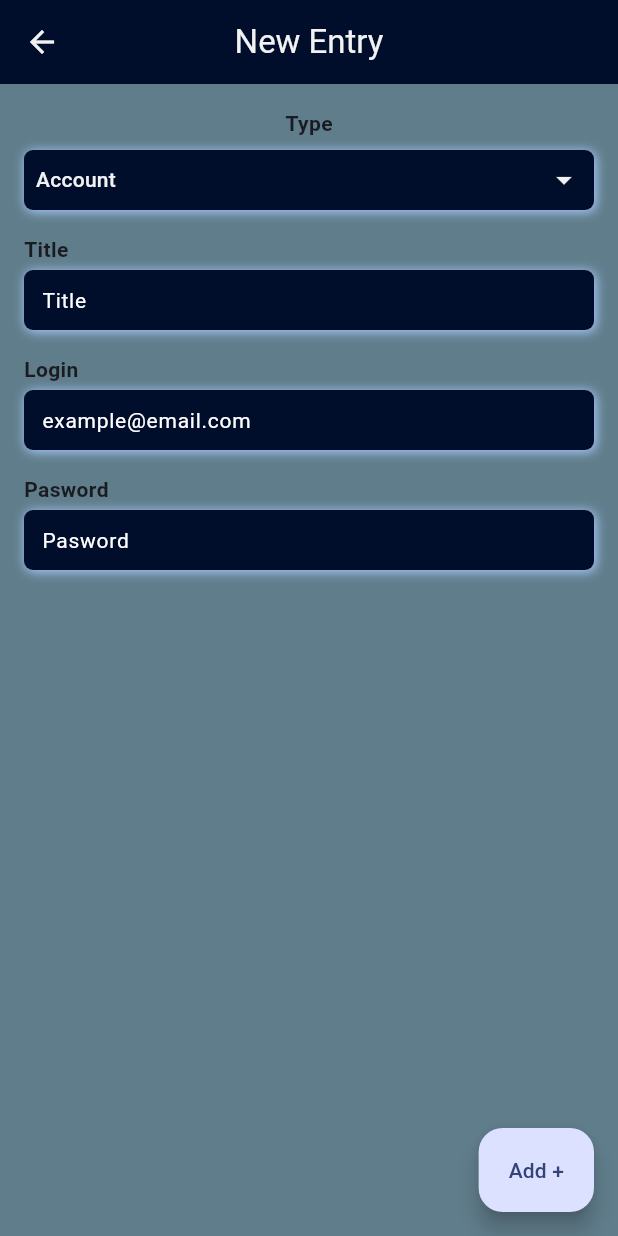
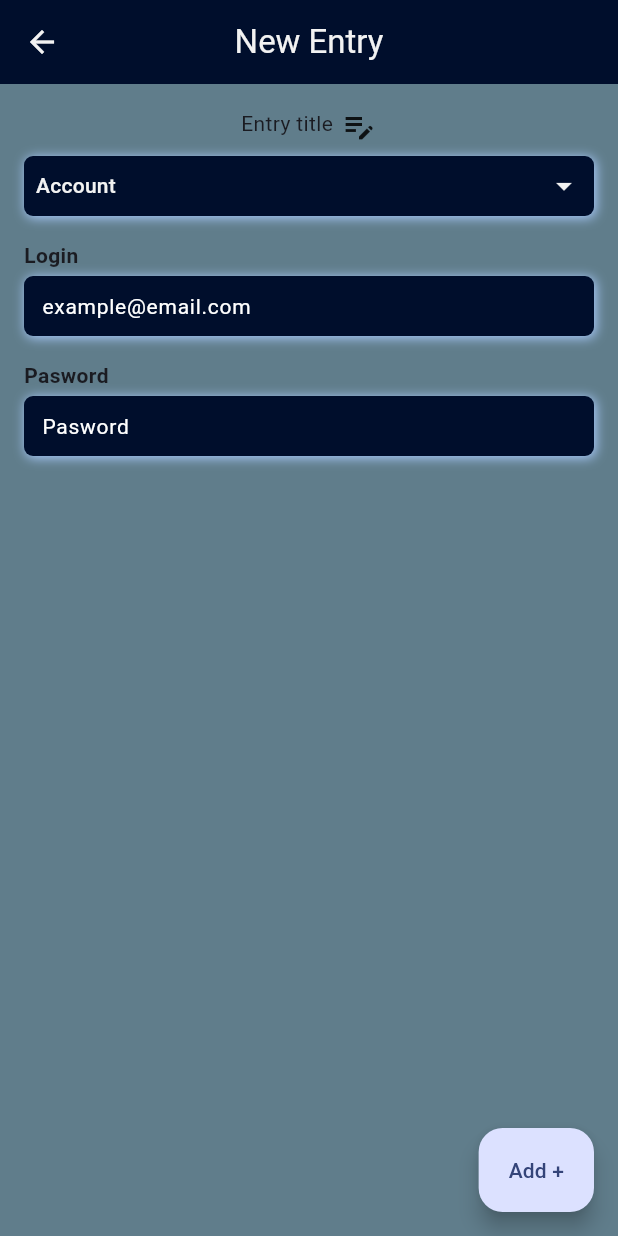
Before and after one commit to jasperlawrencee/quirkey, a Flutter app: the AddPassword screen opened directly with empty values, on a phone screen of 412 x 824 dp. Run offline on Flutter 3.47's test engine with Material 3 defaults, Android fonts, the phone set to English and light mode, and no system bars; our stand-ins replace cloud_firestore, firebase_auth, firebase_core, google_sign_in; accounts and stored records are empty; generated files the repository leaves out were written again; network calls fail.

```diff
--- a/lib/addPassword/addPassword.dart
+++ b/lib/addPassword/addPassword.dart
@@ -1,10 +1,10 @@
 // ignore_for_file: must_be_immutable, non_constant_identifier_names
 
+import 'dart:developer';
+
 import 'package:firebase_auth/firebase_auth.dart';
-import 'package:flutter/cupertino.dart';
 import 'package:flutter/material.dart';
 import 'package:flutter/services.dart';
-import 'package:flutter/widgets.dart';
 import 'package:quirkey/utils/constants.dart';
 import 'package:quirkey/utils/widgets.dart';
 
@@ -23,6 +23,7 @@ class _AddPasswordState extends State<AddPassword> {
   List<String> types = <String>["Account", "Address", "Bank", "Notes"];
   String typesDropdownValue = "Account";
   String countryDropdownValue = countryList.first;
+  String title = 'Entry title';
   final TextEditingController titleController = TextEditingController();
   final TextEditingController loginController = TextEditingController();
   final TextEditingController passwordController = TextEditingController();
@@ -54,8 +55,11 @@ class _AddPasswordState extends State<AddPassword> {
         centerTitle: true,
         title: const Text('New Entry'),
       ),
-      floatingActionButton:
-          FloatingActionButton.extended(onPressed: () {}, label: Text('Add +')),
+      floatingActionButton: FloatingActionButton.extended(
+          onPressed: () {
+            log('add method here');
+          },
+          label: const Text('Add +')),
       backgroundColor: Colors.blueGrey,
       body: SingleChildScrollView(
         child: Container(
@@ -64,9 +68,18 @@ class _AddPasswordState extends State<AddPassword> {
           child: Column(
             mainAxisAlignment: MainAxisAlignment.start,
             children: [
-              const Text(
-                'Type',
-                style: TextStyle(fontWeight: FontWeight.bold),
+              InkWell(
+                onTap: () {
+                  log('pressed title');
+                },
+                child: Wrap(
+                  direction: Axis.horizontal,
+                  children: [
+                    Text(title),
+                    const SizedBox(width: defaultPadding / 3),
+                    const Icon(Icons.edit_note_outlined),
+                  ],
+                ),
               ),
               const SizedBox(height: defaultPadding / 2),
               QStringDropDown(
@@ -78,13 +91,6 @@ class _AddPasswordState extends State<AddPassword> {
                   });
                 },
               ),
-              const SizedBox(height: defaultPadding),
-              LabeledWidget(
-                  label: 'Title',
-                  widget: QTextField(
-                      controller: titleController,
-                      hintText: 'Title',
-                      isPassword: false)),
               const SizedBox(height: defaultPadding),
               if (typesDropdownValue == "Account") ...[
                 Column(
```
Also changed, not shown: lib/utils/functions.dart (+19 -8 lines).
